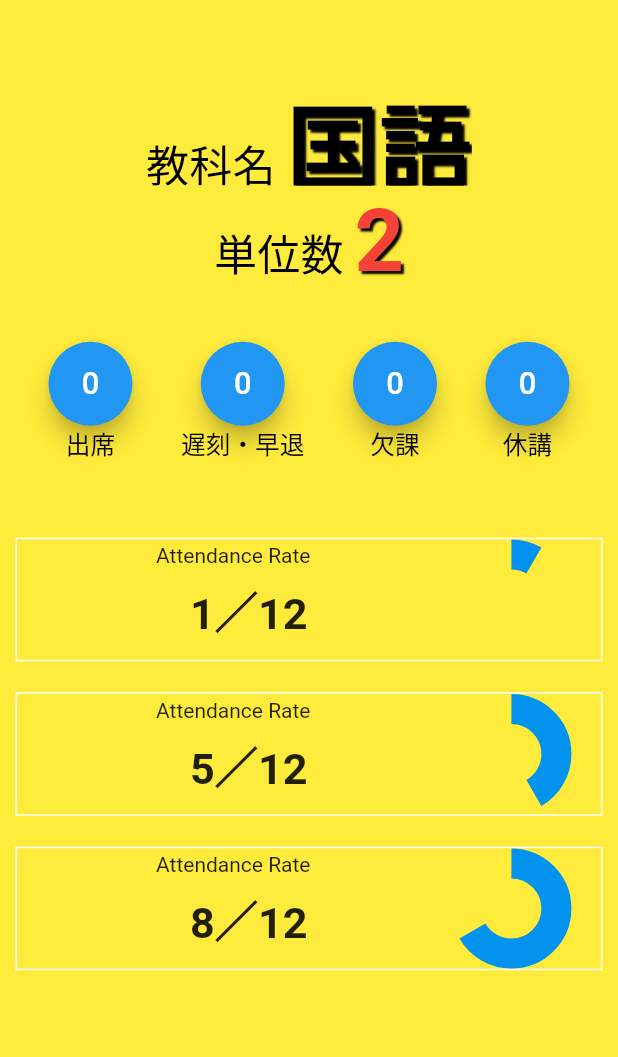
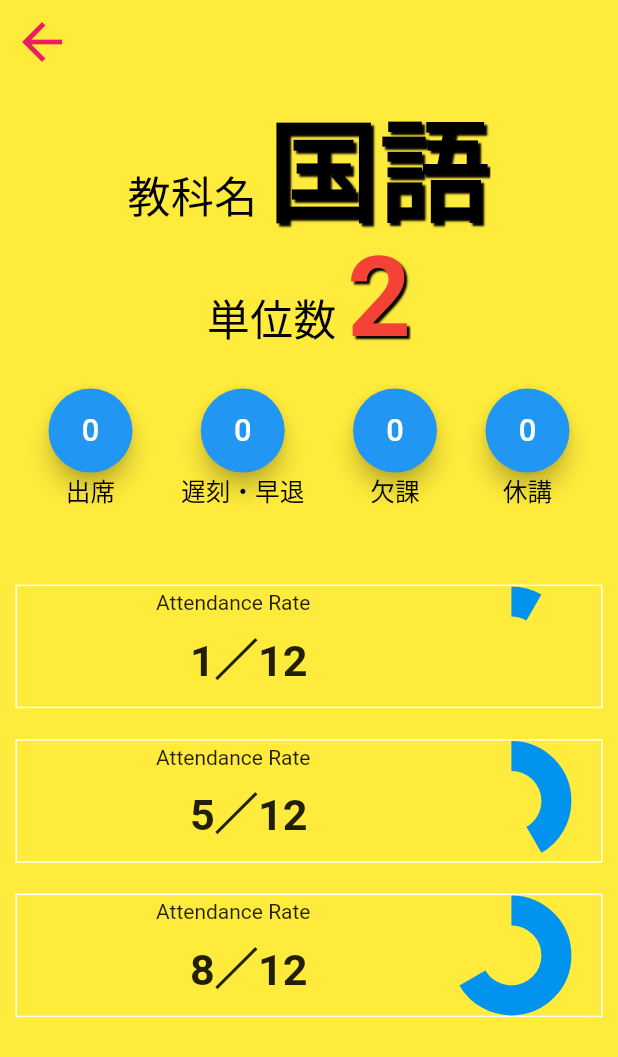
Before and after one commit to mycanproject/frame, a Flutter app: the screen it shows after launch, on a phone screen of 412 x 824 dp. Shown: the top 1057 px of the screen. Run offline on Flutter 3.47's test engine with Material 2 defaults, Android fonts, the phone set to English and light mode, and no system bars; drawn by our look-alikes of fl_chart; our stand-ins replace flutter_screenutil; Roboto replaces fonts that are missing (UD Digi Kyokasyo NP-B).

Commit message:
Add files via upload

```diff
--- a/lib/frame/Subject/SubjectData.dart
+++ b/lib/frame/Subject/SubjectData.dart
@@ -11,15 +11,24 @@ class SubjectData extends StatelessWidget {
   @override
   Widget build(BuildContext context) {
     return Scaffold(
+      appBar: AppBar(
+        backgroundColor: Colors.yellow,
+        elevation: 0,
+        leading: IconButton(
+          onPressed: () {
+            Navigator.pop(context);
+          },
+          icon: Icon(Icons.arrow_back),
+          color: Colors.pink,
+          iconSize: 40,
+        ),
+      ),
       backgroundColor: Colors.yellow,
       body: SafeArea(
           child: Column(
         children: <Widget>[
           Container(
-            height: 6.h,
-          ),
-          Container(
-              height: 9.h,
+              height: 12.h,
               child: Container(
                   alignment: Alignment.center,
                   child: RichText(
@@ -41,7 +50,7 @@ class SubjectData extends StatelessWidget {
                                 blurRadius: 1.0,
                                 color: Color.fromARGB(255, 0, 0, 0),
                               )
-                            ], fontSize: 15.sp, fontWeight: FontWeight.bold),
+                            ], fontSize: 18.sp, fontWeight: FontWeight.bold),
                           ),
                         ]),
                   ))),
@@ -71,7 +80,7 @@ class SubjectData extends StatelessWidget {
                                     )
                                   ],
                                   fontWeight: FontWeight.bold,
-                                  fontSize: 14.sp,
+                                  fontSize: 18.sp,
                                   color: Colors.red)),
                         ]),
                   ))),
```
